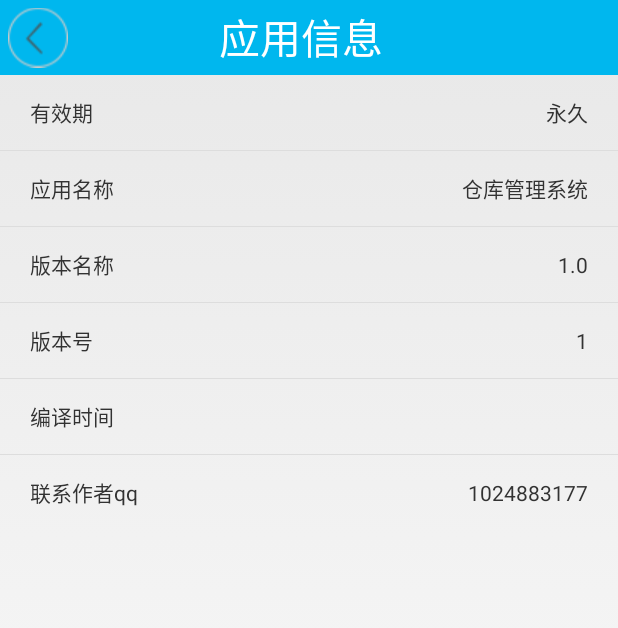
After one commit to kuangxuefeng/InventoryManager, an Android app: the AppInfoActivity screen opened directly, with no data from a screen before it, on a phone screen of 412 x 824 dp. The commit adds this screen. Shown: the top 628 px of the screen. Run offline under Robolectric (Android 15) with nearby library versions, the phone set to English and light mode, and no system bars.

Commit message:
显示版本信息

```diff
--- a/app/src/main/AndroidManifest.xml
+++ b/app/src/main/AndroidManifest.xml
@@ -48,7 +48,8 @@
         <activity android:name=".activity.UserListActivity" />
         <activity android:name=".activity.LoadActivity" />
         <activity android:name=".activity.CommodityQueryActivity" />
-        <activity android:name=".activity.CommodityShowActivity"></activity>
+        <activity android:name=".activity.CommodityShowActivity" />
+        <activity android:name=".activity.AppInfoActivity"></activity>
     </application>
 
 </manifest>
--- /dev/null
+++ b/app/src/main/java/com/kxf/inventorymanager/activity/AppInfoActivity.java
@@ -0,0 +1,63 @@
+package com.kxf.inventorymanager.activity;
+
+import android.view.View;
+import android.widget.ListAdapter;
+import android.widget.SimpleAdapter;
+
+import com.kxf.inventorymanager.BuildConfig;
+import com.kxf.inventorymanager.R;
+
+import java.util.ArrayList;
+import java.util.HashMap;
+import java.util.List;
+
+public class AppInfoActivity extends BaseListActivity {
+
+    @Override
+    protected String getListTopTitle() {
+        return "应用信息";
+    }
+
+    @Override
+    protected View getListTitleView() {
+        return null;
+    }
+
+    @Override
+    protected ListAdapter getAdapter() {
+        List<HashMap<String, String>> data = new ArrayList();
+        HashMap<String, String> map = new HashMap<String, String>();
+        map.put("name", "有效期");
+        map.put("value", "永久");
+        data.add(map);
+        map = new HashMap<String, String>();
+        map.put("name", "应用名称");
+        map.put("value", getString(R.string.app_name));
+        data.add(map);
+        map = new HashMap<String, String>();
+        map.put("name", "版本名称");
+        map.put("value", BuildConfig.VERSION_NAME);
+        data.add(map);
+        map = new HashMap<String, String>();
+        map.put("name", "版本号");
+        map.put("value", BuildConfig.VERSION_CODE+"");
+        data.add(map);
+        map = new HashMap<String, String>();
+        map.put("name", "编译时间");
+        map.put("value", BuildConfig.buileDateTime);
+        data.add(map);
+        map = new HashMap<String, String>();
+        map.put("name", "联系作者qq");
+        map.put("value", "1024883177");
+        data.add(map);
+        String[] from = new String[]{"name", "value"};
+        int[] to = new int[]{R.id.tv_name_user_item, R.id.tv_permiss_user_item};
+        ListAdapter adapter = new SimpleAdapter(mActivity, data, R.layout.user_item_list, from, to);
+        return adapter;
+    }
+
+    @Override
+    protected void afterInitListView() {
+
+    }
+}
--- a/app/src/main/java/com/kxf/inventorymanager/activity/MainMenuActivity.java
+++ b/app/src/main/java/com/kxf/inventorymanager/activity/MainMenuActivity.java
@@ -208,6 +208,9 @@ public class MainMenuActivity extends BaseMenuActivity implements BaseMenuActivi
                 startActivity(intent);
                 break;
             case 3:
+                intent = new Intent(this,
+                        AppInfoActivity.class);
+                startActivity(intent);
                 break;
             case 4:
                 intent = new Intent(this, UserMenuActivity.class);
```
